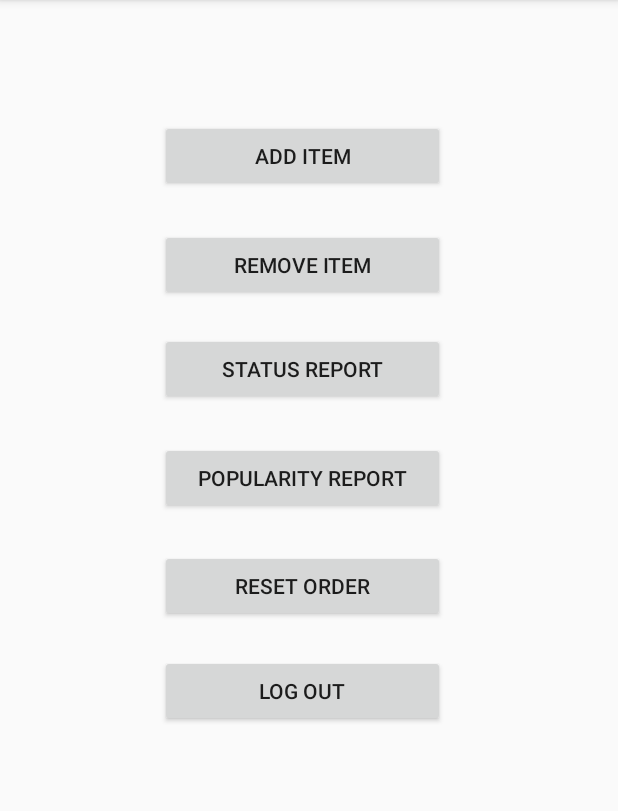
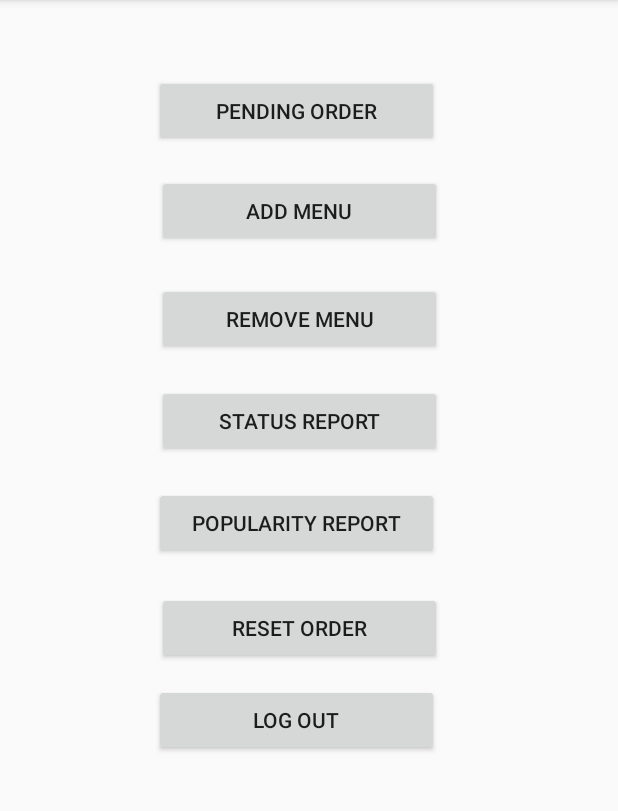
Before and after one commit to Adamkzh/takeoutApp, an Android app: the screen it shows after launch (AdminIndexActivity), on a phone screen of 412 x 824 dp, the part 84-895 px from its top. Run offline under Robolectric (Android 15) with nearby library versions, the phone set to English and light mode, and no system bars.

Commit message:
rename activity_admin_add_item.xml to activity_admin_add_menu.xml and update

```diff
--- a/app/src/main/AndroidManifest.xml
+++ b/app/src/main/AndroidManifest.xml
@@ -19,6 +19,7 @@
             </intent-filter>
         </activity>
         <activity android:name=".RegisterActivity"/>
+        <activity android:name=".AdminAddMenuActivity"/>
     </application>
 
 </manifest>
--- a/app/src/main/java/cmpe275eat/takeoutapp/AdminIndexActivity.java
+++ b/app/src/main/java/cmpe275eat/takeoutapp/AdminIndexActivity.java
@@ -1,7 +1,10 @@
 package cmpe275eat.takeoutapp;
 
+import android.content.Intent;
 import android.os.Bundle;
 import android.support.v7.app.AppCompatActivity;
+import android.view.View;
+import android.widget.Button;
 
 /**
  * Created by yichinhsiao on 5/7/18.
@@ -9,10 +12,76 @@ import android.support.v7.app.AppCompatActivity;
 
 public class AdminIndexActivity extends AppCompatActivity {
 
+    private Button pending_order;
+    private Button add_menu;
+    private Button remove_menu;
+    private Button status_report;
+    private Button popularity_report;
+    private Button reset_order;
+    private Button log_out;
+
     @Override
     protected void onCreate(Bundle savedInstanceState) {
         super.onCreate(savedInstanceState);
         setContentView(R.layout.activity_admin_index);
 
+        pending_order = (Button) findViewById(R.id.admin_index_pending_order);
+        add_menu = (Button) findViewById(R.id.admin_index_add_menu);
+        remove_menu = (Button) findViewById(R.id.admin_index_remove_menu);
+        status_report = (Button) findViewById(R.id.admin_index_status_report);
+        popularity_report = (Button) findViewById(R.id.admin_index_popularity_report);
+        reset_order = (Button) findViewById(R.id.admin_index_reset_order);
+        log_out = (Button) findViewById(R.id.admin_index_log_out);
+
+        pending_order.setOnClickListener(new View.OnClickListener() {
+            @Override
+            public void onClick(View view) {
+
+            }
+        });
+
+        add_menu.setOnClickListener(new View.OnClickListener() {
+            @Override
+            public void onClick(View view) {
+
+            }
+        });
+
+        remove_menu.setOnClickListener(new View.OnClickListener() {
+            @Override
+            public void onClick(View view) {
+
+            }
+        });
+
+        status_report.setOnClickListener(new View.OnClickListener() {
+            @Override
+            public void onClick(View view) {
+
+            }
+        });
+
+        popularity_report.setOnClickListener(new View.OnClickListener() {
+            @Override
+            public void onClick(View view) {
+
+            }
+        });
+
+        reset_order.setOnClickListener(new View.OnClickListener() {
+            @Override
+            public void onClick(View view) {
+
+            }
+        });
+
+        log_out.setOnClickListener(new View.OnClickListener() {
+            @Override
+            public void onClick(View view) {
+                Intent intent = new Intent(AdminIndexActivity.this, MainActivity.class);
+                intent.addFlags(Intent.FLAG_ACTIVITY_CLEAR_TOP);
+                startActivity(intent);
+            }
+        });
     }
 }
--- a/app/src/main/res/layout/activity_admin_index.xml
+++ b/app/src/main/res/layout/activity_admin_index.xml
@@ -7,22 +7,32 @@
     tools:ignore="Deprecated">
 
     <Button
-        android:id="@+id/admin_index_add_item"
+        android:id="@+id/admin_index_pending_order"
         android:layout_width="190dp"
         android:layout_height="wrap_content"
-        android:layout_x="107dp"
-        android:layout_y="80dp"
-        android:text="@string/add_item"
+        android:layout_x="103dp"
+        android:layout_y="50dp"
+        android:text="@string/pending_order"
         tools:layout_editor_absoluteX="153dp"
         tools:layout_editor_absoluteY="57dp" />
 
     <Button
-        android:id="@+id/admin_index_remove_item"
+        android:id="@+id/admin_index_add_menu"
         android:layout_width="190dp"
         android:layout_height="wrap_content"
-        android:layout_x="107dp"
-        android:layout_y="153dp"
-        android:text="@string/remove_item"
+        android:layout_x="105dp"
+        android:layout_y="117dp"
+        android:text="@string/add_menu"
+        tools:layout_editor_absoluteX="153dp"
+        tools:layout_editor_absoluteY="57dp" />
+
+    <Button
+        android:id="@+id/admin_index_remove_menu"
+        android:layout_width="190dp"
+        android:layout_height="wrap_content"
+        android:layout_x="105dp"
+        android:layout_y="189dp"
+        android:text="@string/remove_menu"
         tools:layout_editor_absoluteX="153dp"
         tools:layout_editor_absoluteY="57dp" />
 
@@ -30,8 +40,8 @@
         android:id="@+id/admin_index_status_report"
         android:layout_width="190dp"
         android:layout_height="wrap_content"
-        android:layout_x="107dp"
-        android:layout_y="222dp"
+        android:layout_x="105dp"
+        android:layout_y="257dp"
         android:text="@string/status_report"
         tools:layout_editor_absoluteX="153dp"
         tools:layout_editor_absoluteY="57dp" />
@@ -40,8 +50,8 @@
         android:id="@+id/admin_index_popularity_report"
         android:layout_width="190dp"
         android:layout_height="wrap_content"
-        android:layout_x="107dp"
-        android:layout_y="295dp"
+        android:layout_x="103dp"
+        android:layout_y="325dp"
         android:text="@string/popularity_report"
         tools:layout_editor_absoluteX="153dp"
         tools:layout_editor_absoluteY="57dp" />
@@ -50,8 +60,8 @@
         android:id="@+id/admin_index_reset_order"
         android:layout_width="190dp"
         android:layout_height="wrap_content"
-        android:layout_x="107dp"
-        android:layout_y="367dp"
+        android:layout_x="105dp"
+        android:layout_y="395dp"
         android:text="@string/reset_order"
         tools:layout_editor_absoluteX="153dp"
         tools:layout_editor_absoluteY="57dp" />
@@ -60,8 +70,8 @@
         android:id="@+id/admin_index_log_out"
         android:layout_width="190dp"
         android:layout_height="wrap_content"
-        android:layout_x="107dp"
-        android:layout_y="437dp"
+        android:layout_x="103dp"
+        android:layout_y="456dp"
         android:text="@string/log_out"
         tools:layout_editor_absoluteX="153dp"
         tools:layout_editor_absoluteY="57dp" />
--- a/app/src/main/res/values/strings.xml
+++ b/app/src/main/res/values/strings.xml
@@ -24,14 +24,15 @@
     <string name="tv_id">ID</string>
     <string name="menu_name">Name</string>
     <string name="menu_price">Unit price($)</string>
-    <string name="menu_calo">Calories</string>
-    <string name="menu_prep">Preparation Time(mins)</string>
+    <string name="menu_calo">Calories(integers only)</string>
+    <string name="menu_prep">Preparation Time(1&#8211;10mins)</string>
     <string name="tv_info">Information</string>
     <string name="tv_phot">Photo</string>
     <string name="menu_upl">Upload</string>
     <string name="menu_tak">Take Photo</string>
-    <string name="add_item">Add Item</string>
-    <string name="remove_item">Remove Item</string>
+    <string name="pending_order">Pending Order</string>
+    <string name="add_menu">Add Menu</string>
+    <string name="remove_menu">Remove Menu</string>
     <string name="status_report">Status Report</string>
     <string name="popularity_report">Popularity Report</string>
     <string name="reset_order">Reset Order</string>
@@ -55,4 +56,11 @@
         <item>Drink</item>
         <item>Main course</item>
     </string-array>
+    <string-array name="status_arrays">
+        <item>Queued</item>
+        <item>Being-prepared</item>
+        <item>Fulfilled</item>
+        <item>Picked</item>
+        <item>Abandoned</item>
+    </string-array>
 </resources>
```
Also changed, not shown: app/src/main/java/cmpe275eat/takeoutapp/AdminAddMenuActivity.java (added, +18 -0 lines), app/src/main/res/layout/activity_admin_add_menu.xml (renamed from app/src/main/res/layout/activity_admin_add_item.xml, +25 -25 lines).
